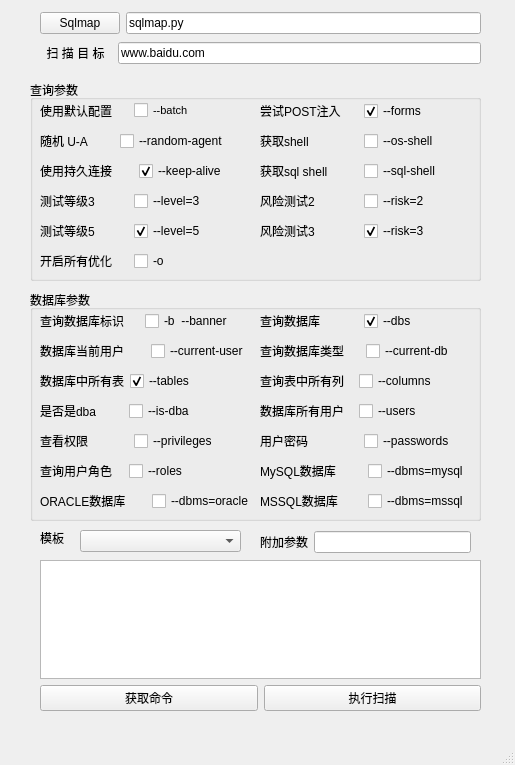
Above: tools/sqlmap.ui from etony/myPyTool before the change. Below: the same form after it.
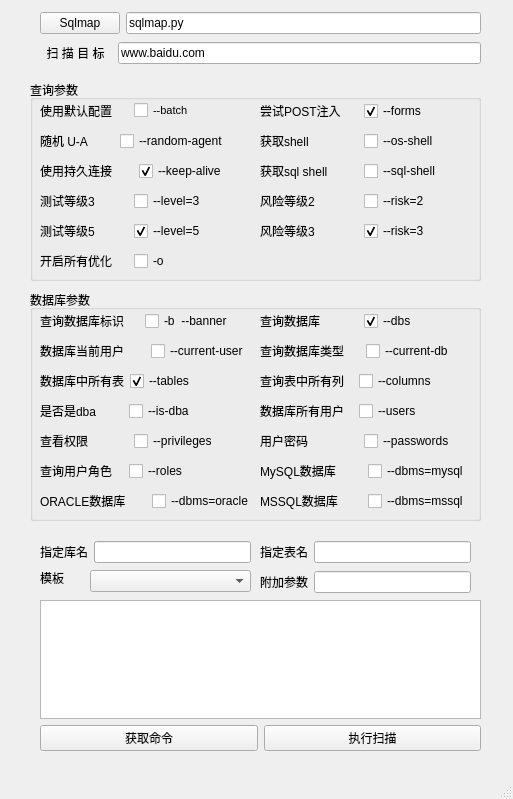
That is the form after the change.

```diff
--- a/tools/sqlmap.ui
+++ b/tools/sqlmap.ui
@@ -6,8 +6,8 @@
    <rect>
     <x>0</x>
     <y>0</y>
-    <width>515</width>
-    <height>765</height>
+    <width>513</width>
+    <height>799</height>
    </rect>
   </property>
   <property name="windowTitle">
@@ -283,7 +283,7 @@
 &lt;p style=&quot; margin-top:0px; margin-bottom:0px; margin-left:0px; margin-right:0px; -qt-block-indent:0; text-indent:0px;&quot;&gt;3：在风险等级 2 的基础上，再加上 OR 类型的布尔型盲注。这种方式在某些情况下可能会导致数据表的所有记录被更新，所以使用时需谨慎。&lt;/p&gt;&lt;/body&gt;&lt;/html&gt;</string>
         </property>
         <property name="text">
-         <string>风险测试2</string>
+         <string>风险等级2</string>
         </property>
        </widget>
       </item>
@@ -338,7 +338,7 @@
       <item>
        <widget class="QLabel" name="label_25">
         <property name="text">
-         <string>风险测试3</string>
+         <string>风险等级3</string>
         </property>
        </widget>
       </item>
@@ -742,7 +742,7 @@
     <property name="geometry">
      <rect>
       <x>40</x>
-      <y>560</y>
+      <y>600</y>
       <width>441</width>
       <height>151</height>
      </rect>
@@ -780,8 +780,8 @@
    <widget class="QComboBox" name="cbb_tampers">
     <property name="geometry">
      <rect>
-      <x>80</x>
-      <y>530</y>
+      <x>90</x>
+      <y>570</y>
       <width>161</width>
       <height>22</height>
      </rect>
@@ -839,7 +839,7 @@
     <property name="geometry">
      <rect>
       <x>40</x>
-      <y>530</y>
+      <y>570</y>
       <width>31</width>
       <height>16</height>
      </rect>
@@ -852,7 +852,7 @@
     <property name="geometry">
      <rect>
       <x>260</x>
-      <y>530</y>
+      <y>570</y>
       <width>211</width>
       <height>24</height>
      </rect>
@@ -870,6 +870,50 @@
      </item>
     </layout>
    </widget>
+   <widget class="QWidget" name="layoutWidget_2">
+    <property name="geometry">
+     <rect>
+      <x>40</x>
+      <y>540</y>
+      <width>211</width>
+      <height>24</height>
+     </rect>
+    </property>
+    <layout class="QHBoxLayout" name="horizontalLayout_30">
+     <item>
+      <widget class="QLabel" name="label_29">
+       <property name="text">
+        <string>指定库名</string>
+       </property>
+      </widget>
+     </item>
+     <item>
+      <widget class="QLineEdit" name="le_dbname"/>
+     </item>
+    </layout>
+   </widget>
+   <widget class="QWidget" name="layoutWidget_3">
+    <property name="geometry">
+     <rect>
+      <x>260</x>
+      <y>540</y>
+      <width>211</width>
+      <height>24</height>
+     </rect>
+    </property>
+    <layout class="QHBoxLayout" name="horizontalLayout_31">
+     <item>
+      <widget class="QLabel" name="label_30">
+       <property name="text">
+        <string>指定表名</string>
+       </property>
+      </widget>
+     </item>
+     <item>
+      <widget class="QLineEdit" name="le_tablename"/>
+     </item>
+    </layout>
+   </widget>
   </widget>
   <widget class="QMenuBar" name="menubar">
    <property name="geometry">
```
Left out of the diff: 2 changed lines with no effect on the pictures.
